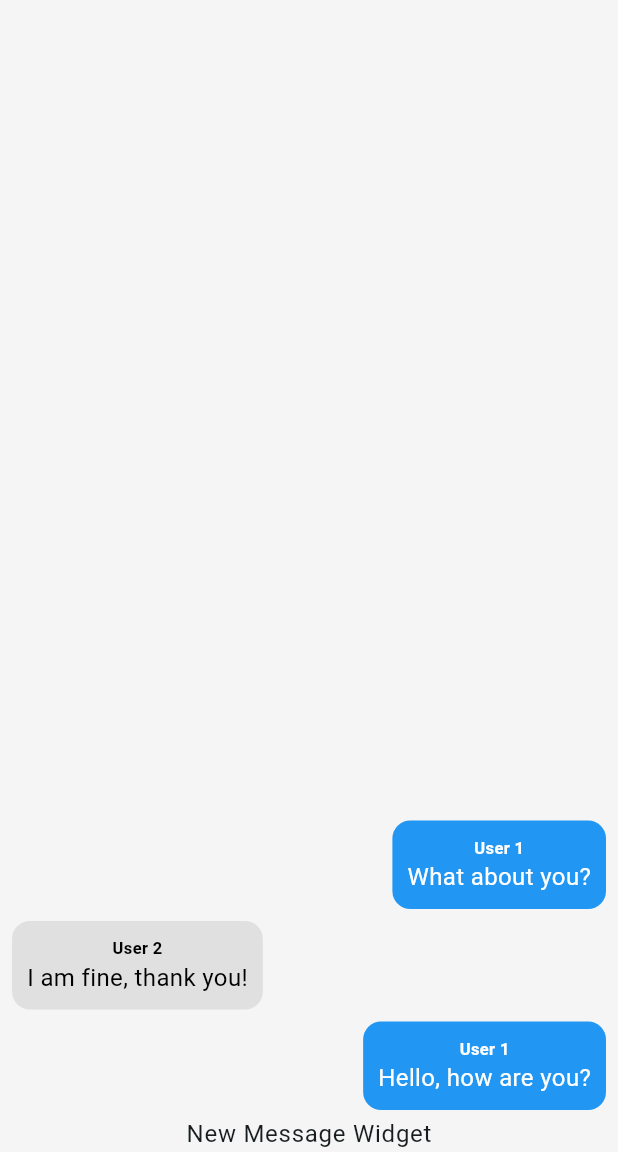
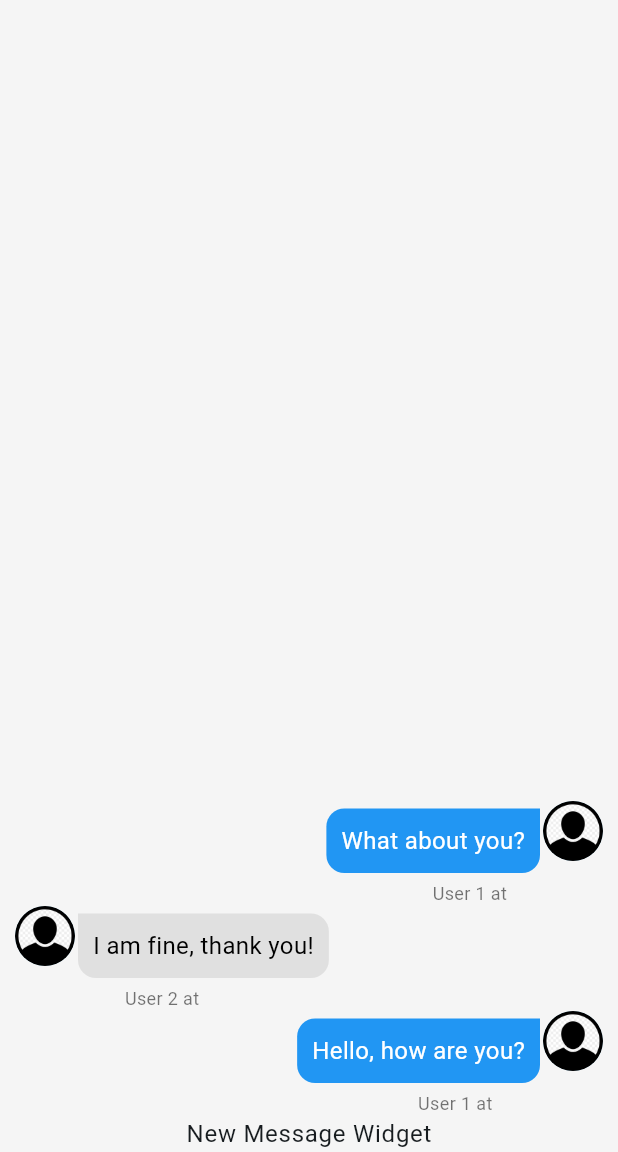
Before and after one commit to dilersik/chat_flutter, a Flutter app: the screen it shows after launch, on a phone screen of 412 x 824 dp, the part 84-1236 px from its top. Run offline on Flutter 3.47's test engine with Material 3 defaults, Android fonts, the phone set to English and light mode, and no system bars; our stand-ins replace image_picker; accounts and stored records are empty.

Commit message:
383. Componente Message Bubble #02

```diff
--- a/lib/widgets/message_bubble_widget.dart
+++ b/lib/widgets/message_bubble_widget.dart
@@ -9,31 +9,65 @@ class MessageBubbleWidget extends StatelessWidget {
 
   @override
   Widget build(BuildContext context) {
-    return Row(
+    return Stack(
+      children: [
+        Row(
           mainAxisAlignment: isMe ? MainAxisAlignment.end : MainAxisAlignment.start,
+          children: [
+            Column(
               children: [
                 Container(
                   decoration: BoxDecoration(
                     color: isMe ? Colors.blue : Colors.grey[300],
-            borderRadius: BorderRadius.circular(12),
+                    borderRadius: BorderRadius.only(
+                      topLeft: Radius.circular(isMe ? 12 : 0),
+                      topRight: Radius.circular(isMe ? 0 : 12),
+                      bottomLeft: const Radius.circular(12),
+                      bottomRight: const Radius.circular(12),
+                    ),
                   ),
                   padding: const EdgeInsets.all(10),
-          margin: const EdgeInsets.symmetric(vertical: 4, horizontal: 8),
-          child: Column(
-            children: [
+                  margin: EdgeInsets.only(
+                    top: 5,
+                    bottom: 5,
+                    left: isMe ? 0 : 52,
+                    right: isMe ? 52 : 0,
+                  ),
+                  child: Text(message.text, style: TextStyle(color: isMe ? Colors.white : Colors.black)),
+                ),
                 Text(
-                message.userName,
-                style: TextStyle(
-                  fontSize: 11,
-                  fontWeight: FontWeight.bold,
-                  color: isMe ? Colors.white : Colors.black,
+                  "${message.userName} at ", // ${message.createdAt.toLocal()}
+                  style: TextStyle(fontSize: 12, color: Colors.black54),
                 ),
-              ),
-              Text(message.text, style: TextStyle(color: isMe ? Colors.white : Colors.black)),
               ],
             ),
+          ],
+        ),
+        if (message.userImageUrl != null)
+          Positioned(
+            top: 0,
+            left: isMe ? null : 10,
+            right: isMe ? 10 : null,
+            child: _showUserImage(message.userImageUrl),
           ),
       ],
     );
   }
+
+  Widget _showUserImage(String? imageUrl) {
+    if (imageUrl == null) {
+      return const SizedBox.shrink();
     }
+    ImageProvider? provider;
+    if (imageUrl.startsWith('http')) {
+      provider = NetworkImage(imageUrl);
+    } else {
+      provider = AssetImage(imageUrl);
+    }
+
+    return CircleAvatar(
+      backgroundImage: provider,
+      radius: 20,
+    );
+  }
+}
```
Lines whose indentation alone changed are shown as unchanged.
